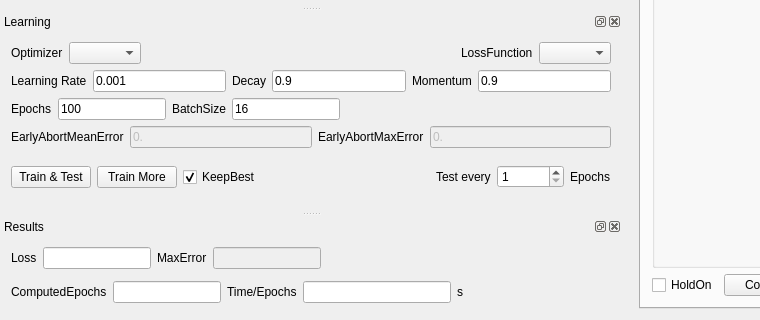
First picture: the form in src/DNNLab/mainwindow.ui, repository edeforas/BeeDNN, before the edit; both pictures show x 0 to 760 and y 417 to 737 of the 1141 by 737 pixel window.
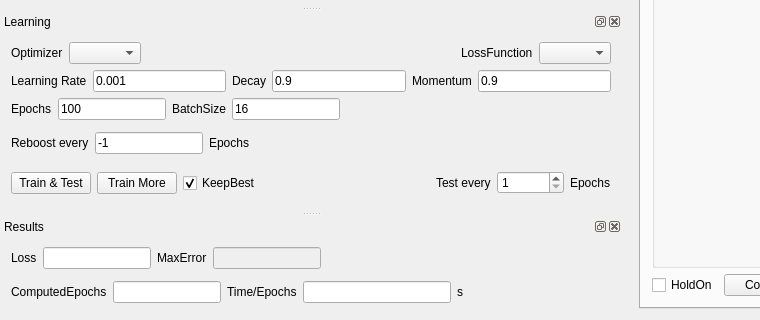
Second picture: the form after the edit.

Diff of the .ui file:
```diff
--- a/src/DNNLab/mainwindow.ui
+++ b/src/DNNLab/mainwindow.ui
@@ -647,36 +647,45 @@
        <item>
         <widget class="QLabel" name="label_4">
          <property name="text">
-          <string>EarlyAbortMeanError</string>
+          <string>Reboost every</string>
          </property>
         </widget>
        </item>
        <item>
         <widget class="QLineEdit" name="leEarlyAbortMeanError">
          <property name="enabled">
-          <bool>false</bool>
+          <bool>true</bool>
+         </property>
+         <property name="sizePolicy">
+          <sizepolicy hsizetype="Preferred" vsizetype="Fixed">
+           <horstretch>0</horstretch>
+           <verstretch>0</verstretch>
+          </sizepolicy>
          </property>
          <property name="text">
-          <string>0.</string>
+          <string>-1</string>
          </property>
         </widget>
        </item>
        <item>
         <widget class="QLabel" name="label_14">
          <property name="text">
-          <string>EarlyAbortMaxError</string>
+          <string>Epochs</string>
          </property>
         </widget>
        </item>
        <item>
-        <widget class="QLineEdit" name="leEarlyAbortMaxError">
-         <property name="enabled">
-          <bool>false</bool>
+        <spacer name="horizontalSpacer_12">
+         <property name="orientation">
+          <enum>Qt::Horizontal</enum>
          </property>
-         <property name="text">
-          <string>0.</string>
+         <property name="sizeHint" stdset="0">
+          <size>
+           <width>40</width>
+           <height>20</height>
+          </size>
          </property>
-        </widget>
+        </spacer>
        </item>
       </layout>
      </item>
```
Left out of the diff: 2 changed lines with no effect on the pictures.
